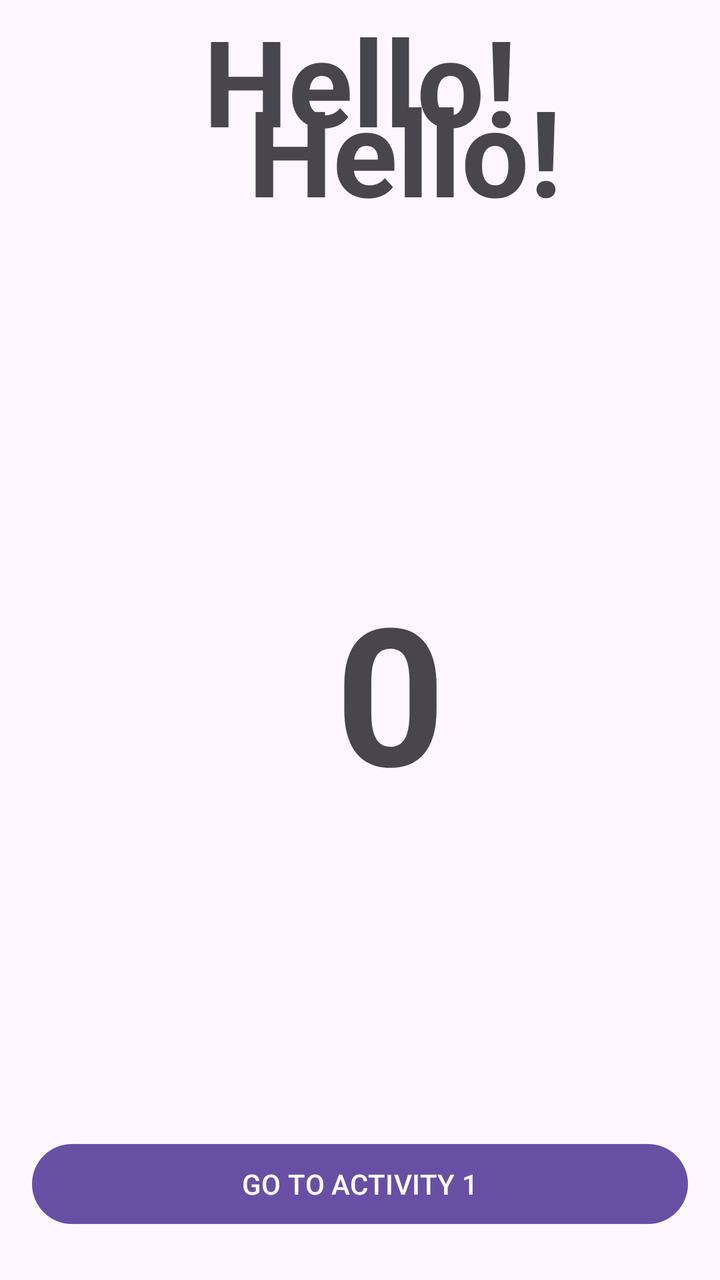
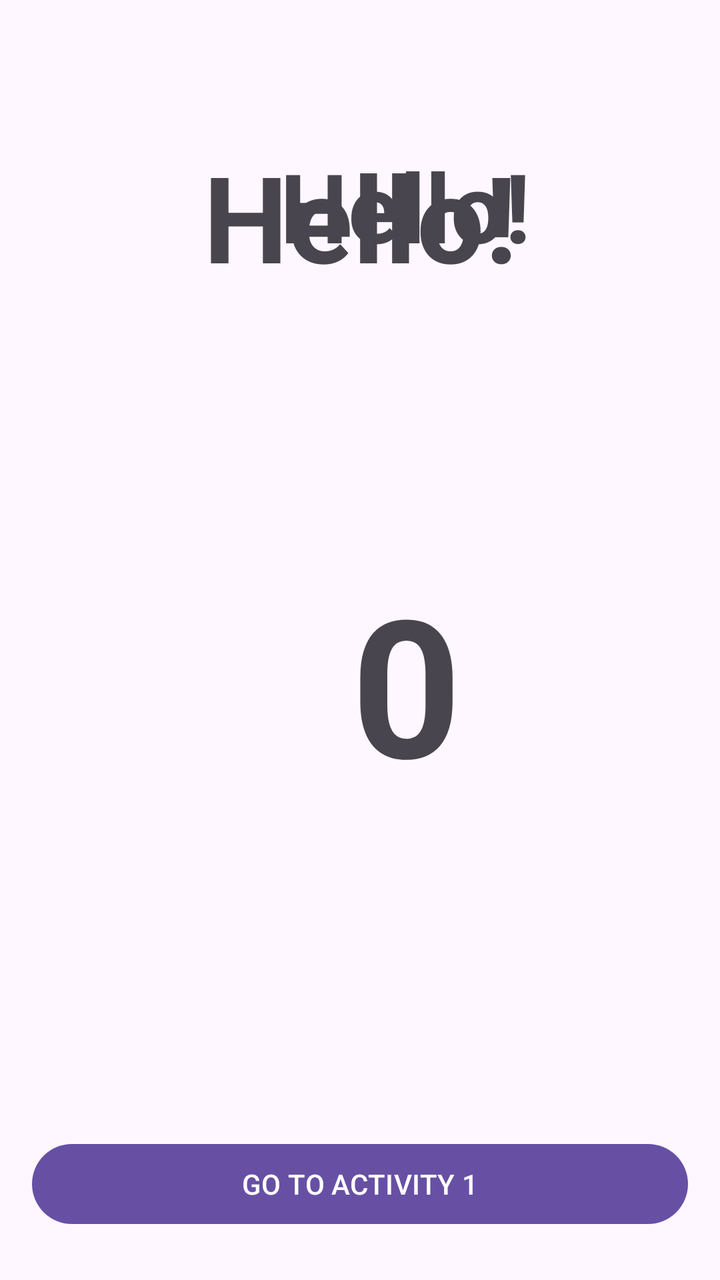

Before-and-after screenshots of an Android layout around one commit, followed by the original layout XML and the change that was made.
<!-- AndroidManifest.xml: application theme Theme.Activities -->
<!-- res/layout/activity_hello.xml -->
<?xml version="1.0" encoding="utf-8"?>
<androidx.constraintlayout.widget.ConstraintLayout xmlns:android="http://schemas.android.com/apk/res/android"
    xmlns:app="http://schemas.android.com/apk/res-auto"
    xmlns:tools="http://schemas.android.com/tools"
    android:id="@+id/main"
    android:layout_width="match_parent"
    android:layout_height="match_parent"
    tools:context=".HelloActivity">


    <TextView
        android:id="@+id/hello2"
        android:layout_width="wrap_content"
        android:layout_height="wrap_content"
        android:layout_marginTop="40dp"
        android:text="Hello!"
        android:textAlignment="center"
        android:textSize="60sp"
        android:textStyle="bold"
        app:layout_constraintStart_toStartOf="parent"
        app:layout_constraintEnd_toEndOf="parent" />



    <Button
        android:id="@+id/b_activity"
        android:layout_width="0dp"
        android:layout_height="wrap_content"
        android:layout_marginStart="16dp"
        android:layout_marginEnd="16dp"
        android:layout_marginBottom="24dp"
        android:text="GO TO ACTIVITY 1"
        app:layout_constraintStart_toStartOf="parent"
        app:layout_constraintEnd_toEndOf="parent"
        app:layout_constraintBottom_toBottomOf="parent" />


    <TextView
        android:id="@+id/textView7"
        android:layout_width="318dp"
        android:layout_height="381dp"
        android:layout_marginStart="36dp"
        android:layout_marginBottom="104dp"
        android:gravity="center|center_vertical"
        android:text="0"
        android:textSize="96sp"
        android:textStyle="bold"
        app:layout_constraintBottom_toBottomOf="parent"
        app:layout_constraintStart_toStartOf="parent" />

    <TextView
        android:id="@+id/hello"
        android:layout_width="wrap_content"
        android:layout_height="wrap_content"
        android:layout_marginStart="124dp"
        android:layout_marginBottom="40dp"
        android:text="Hello!"
        android:textAlignment="center"
        android:textSize="60sp"
        android:textStyle="bold"
        app:layout_constraintBottom_toTopOf="@+id/textView7"
        app:layout_constraintStart_toStartOf="parent" />

</androidx.constraintlayout.widget.ConstraintLayout>
<!-- resources referenced by this layout -->
<resources>
  <style name="Theme.Activities" parent="Base.Theme.Activities" />
  <style name="Base.Theme.Activities" parent="Theme.Material3.DayNight.NoActionBar">
          
          
      </style>
</resources>

<!-- the commit's change to res/layout/activity_hello.xml (unified diff, before → after) -->
@@ -12,15 +12,14 @@
         android:id="@+id/hello2"
         android:layout_width="wrap_content"
         android:layout_height="wrap_content"
-        android:layout_marginTop="40dp"
+        android:layout_marginTop="68dp"
         android:text="Hello!"
         android:textAlignment="center"
         android:textSize="60sp"
         android:textStyle="bold"
+        app:layout_constraintEnd_toEndOf="parent"
         app:layout_constraintStart_toStartOf="parent"
-        app:layout_constraintEnd_toEndOf="parent" />
-
-
+        app:layout_constraintTop_toTopOf="parent" />
 
     <Button
         android:id="@+id/b_activity"
@@ -39,8 +38,8 @@
         android:id="@+id/textView7"
         android:layout_width="318dp"
         android:layout_height="381dp"
-        android:layout_marginStart="36dp"
-        android:layout_marginBottom="104dp"
+        android:layout_marginStart="44dp"
+        android:layout_marginBottom="108dp"
         android:gravity="center|center_vertical"
         android:text="0"
         android:textSize="96sp"
@@ -52,11 +51,11 @@
         android:id="@+id/hello"
         android:layout_width="wrap_content"
         android:layout_height="wrap_content"
-        android:layout_marginStart="124dp"
-        android:layout_marginBottom="40dp"
+        android:layout_marginStart="140dp"
+        android:layout_marginBottom="16dp"
         android:text="Hello!"
         android:textAlignment="center"
-        android:textSize="60sp"
+        android:textSize="48sp"
         android:textStyle="bold"
         app:layout_constraintBottom_toTopOf="@+id/textView7"
         app:layout_constraintStart_toStartOf="parent" />
